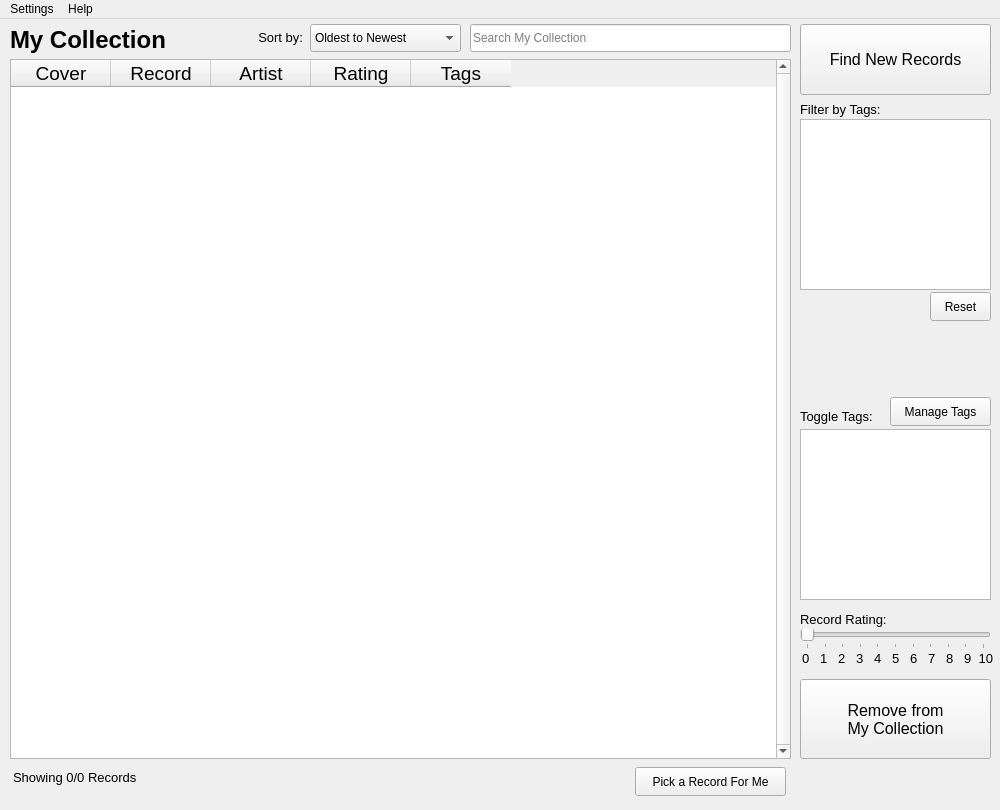
Before: the Qt Designer form My Record Collection Source/mainwindow.ui in Drag0nCodes/MyRecordCollection, drawn with Qt 5.
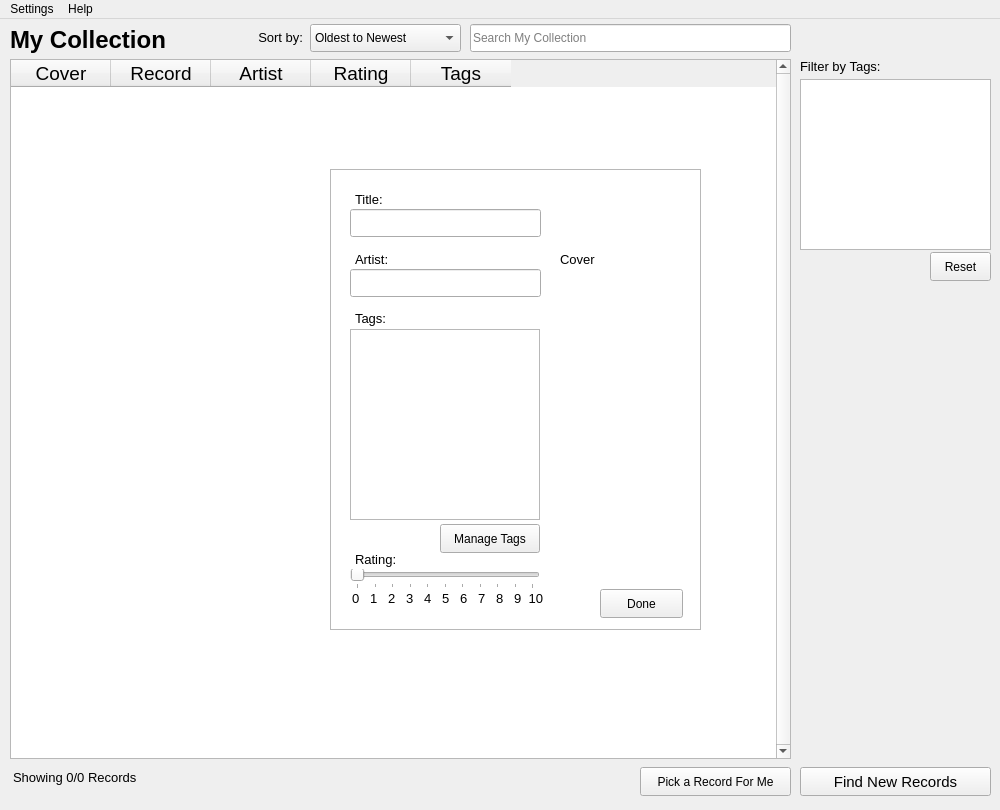
After: the same form once the commit is applied.

Commit message:
Front end: - Removed the remove record button and replaced it with a context menu when you right click on a record - Right click context menu also has an edit record button that will show a frame with the record's information, title, artist, and cover should soon be editable - Adjusted the colours of the theme for menus - Removing a record properly updates the tag count in "sort by tags:" menu
Backend:
- ListTag class property returns incremented and decremented value with incCount and decCount
- Renamed some things on ui
- Exit menu button closes app faster

Patch:
```diff
--- a/My Record Collection Source/mainwindow.ui
+++ b/My Record Collection Source/mainwindow.ui
@@ -145,97 +145,21 @@
       <property name="geometry">
        <rect>
         <x>800</x>
-        <y>15</y>
+        <y>758</y>
         <width>191</width>
-        <height>71</height>
+        <height>29</height>
        </rect>
       </property>
       <property name="font">
        <font>
         <family>Arial</family>
-        <pointsize>12</pointsize>
+        <pointsize>11</pointsize>
        </font>
       </property>
       <property name="text">
        <string>Find New Records</string>
       </property>
      </widget>
-     <widget class="QPushButton" name="myRecord_RemoveRecordButton">
-      <property name="geometry">
-       <rect>
-        <x>800</x>
-        <y>670</y>
-        <width>191</width>
-        <height>80</height>
-       </rect>
-      </property>
-      <property name="font">
-       <font>
-        <family>Arial</family>
-        <pointsize>12</pointsize>
-       </font>
-      </property>
-      <property name="text">
-       <string>Remove from
-My Collection</string>
-      </property>
-     </widget>
-     <widget class="QSlider" name="myRecord_RatingSlider">
-      <property name="geometry">
-       <rect>
-        <x>800</x>
-        <y>620</y>
-        <width>191</width>
-        <height>20</height>
-       </rect>
-      </property>
-      <property name="mouseTracking">
-       <bool>false</bool>
-      </property>
-      <property name="acceptDrops">
-       <bool>false</bool>
-      </property>
-      <property name="maximum">
-       <number>10</number>
-      </property>
-      <property name="singleStep">
-       <number>1</number>
-      </property>
-      <property name="pageStep">
-       <number>1</number>
-      </property>
-      <property name="orientation">
-       <enum>Qt::Horizontal</enum>
-      </property>
-      <property name="invertedAppearance">
-       <bool>false</bool>
-      </property>
-      <property name="invertedControls">
-       <bool>false</bool>
-      </property>
-      <property name="tickPosition">
-       <enum>QSlider::TicksBelow</enum>
-      </property>
-     </widget>
-     <widget class="QLabel" name="myRecord_RatingNumLabel1">
-      <property name="geometry">
-       <rect>
-        <x>802</x>
-        <y>640</y>
-        <width>120</width>
-        <height>19</height>
-       </rect>
-      </property>
-      <property name="font">
-       <font>
-        <family>Arial</family>
-        <pointsize>10</pointsize>
-       </font>
-      </property>
-      <property name="text">
-       <string>0   1   2   3   4</string>
-      </property>
-     </widget>
      <widget class="QLabel" name="myRecord_SortLabel">
       <property name="geometry">
        <rect>
@@ -332,65 +256,11 @@
        </property>
       </item>
      </widget>
-     <widget class="QLabel" name="myRecord_RatingLabel">
-      <property name="geometry">
-       <rect>
-        <x>800</x>
-        <y>600</y>
-        <width>121</width>
-        <height>20</height>
-       </rect>
-      </property>
-      <property name="font">
-       <font>
-        <family>Arial</family>
-        <pointsize>10</pointsize>
-       </font>
-      </property>
-      <property name="text">
-       <string>Record Rating:</string>
-      </property>
-     </widget>
-     <widget class="QListWidget" name="myRecord_EditTagsList">
-      <property name="geometry">
-       <rect>
-        <x>800</x>
-        <y>420</y>
-        <width>191</width>
-        <height>171</height>
-       </rect>
-      </property>
-      <property name="verticalScrollBarPolicy">
-       <enum>Qt::ScrollBarAsNeeded</enum>
-      </property>
-      <property name="horizontalScrollBarPolicy">
-       <enum>Qt::ScrollBarAsNeeded</enum>
-      </property>
-     </widget>
-     <widget class="QLabel" name="myRecord_EditTagsLabel">
-      <property name="geometry">
-       <rect>
-        <x>800</x>
-        <y>397</y>
-        <width>111</width>
-        <height>21</height>
-       </rect>
-      </property>
-      <property name="font">
-       <font>
-        <family>Arial</family>
-        <pointsize>10</pointsize>
-       </font>
-      </property>
-      <property name="text">
-       <string>Toggle Tags:</string>
-      </property>
-     </widget>
      <widget class="QListWidget" name="myRecord_FilterTagsList">
       <property name="geometry">
        <rect>
         <x>800</x>
-        <y>110</y>
+        <y>70</y>
         <width>191</width>
         <height>171</height>
        </rect>
@@ -403,7 +273,7 @@
       <property name="geometry">
        <rect>
         <x>800</x>
-        <y>90</y>
+        <y>47</y>
         <width>131</width>
         <height>21</height>
        </rect>
@@ -418,44 +288,6 @@
        <string>Filter by Tags:</string>
       </property>
      </widget>
-     <widget class="QPushButton" name="myRecord_ManageTagButton">
-      <property name="geometry">
-       <rect>
-        <x>890</x>
-        <y>388</y>
-        <width>101</width>
-        <height>29</height>
-       </rect>
-      </property>
-      <property name="font">
-       <font>
-        <family>Arial</family>
-        <pointsize>9</pointsize>
-       </font>
-      </property>
-      <property name="text">
-       <string>Manage Tags</string>
-      </property>
-     </widget>
-     <widget class="QLabel" name="myRecord_RatingNumLabel2">
-      <property name="geometry">
-       <rect>
-        <x>892</x>
-        <y>640</y>
-        <width>120</width>
-        <height>19</height>
-       </rect>
-      </property>
-      <property name="font">
-       <font>
-        <family>Arial</family>
-        <pointsize>10</pointsize>
-       </font>
-      </property>
-      <property name="text">
-       <string>5   6   7   8   9  10</string>
-      </property>
-     </widget>
      <widget class="QLabel" name="myRecord_RecordCountLabel">
       <property name="geometry">
        <rect>
@@ -479,7 +311,7 @@
      <widget class="QPushButton" name="myRecord_PickForMe">
       <property name="geometry">
        <rect>
-        <x>635</x>
+        <x>640</x>
         <y>758</y>
         <width>151</width>
         <height>29</height>
@@ -518,7 +350,7 @@
       <property name="geometry">
        <rect>
         <x>930</x>
-        <y>283</y>
+        <y>243</y>
         <width>61</width>
         <height>29</height>
        </rect>
@@ -819,6 +651,273 @@
      </widget>
     </widget>
    </widget>
+   <widget class="QFrame" name="editFrameBlockerFrame">
+    <property name="geometry">
+     <rect>
+      <x>0</x>
+      <y>0</y>
+      <width>1000</width>
+      <height>800</height>
+     </rect>
+    </property>
+    <widget class="QFrame" name="editRecordFrame">
+     <property name="enabled">
+      <bool>true</bool>
+     </property>
+     <property name="geometry">
+      <rect>
+       <x>330</x>
+       <y>150</y>
+       <width>371</width>
+       <height>461</height>
+      </rect>
+     </property>
+     <property name="frameShape">
+      <enum>QFrame::StyledPanel</enum>
+     </property>
+     <property name="frameShadow">
+      <enum>QFrame::Raised</enum>
+     </property>
+     <widget class="QSlider" name="editRecord_RatingSlider">
+      <property name="geometry">
+       <rect>
+        <x>20</x>
+        <y>400</y>
+        <width>190</width>
+        <height>20</height>
+       </rect>
+      </property>
+      <property name="mouseTracking">
+       <bool>false</bool>
+      </property>
+      <property name="acceptDrops">
+       <bool>false</bool>
+      </property>
+      <property name="maximum">
+       <number>10</number>
+      </property>
+      <property name="singleStep">
+       <number>1</number>
+      </property>
+      <property name="pageStep">
+       <number>1</number>
+      </property>
+      <property name="orientation">
+       <enum>Qt::Horizontal</enum>
+      </property>
+      <property name="invertedAppearance">
+       <bool>false</bool>
+      </property>
+      <property name="invertedControls">
+       <bool>false</bool>
+      </property>
+      <property name="tickPosition">
+       <enum>QSlider::TicksBelow</enum>
+      </property>
+     </widget>
+     <widget class="QListWidget" name="editRecord_EditTagsList">
+      <property name="geometry">
+       <rect>
+        <x>20</x>
+        <y>160</y>
+        <width>190</width>
+        <height>191</height>
+       </rect>
+      </property>
+      <property name="verticalScrollBarPolicy">
+       <enum>Qt::ScrollBarAsNeeded</enum>
+      </property>
+      <property name="horizontalScrollBarPolicy">
+       <enum>Qt::ScrollBarAsNeeded</enum>
+      </property>
+     </widget>
+     <widget class="QLabel" name="editRecord_TagsLabel">
+      <property name="geometry">
+       <rect>
+        <x>25</x>
+        <y>139</y>
+        <width>110</width>
+        <height>20</height>
+       </rect>
+      </property>
+      <property name="font">
+       <font>
+        <family>Arial</family>
+        <pointsize>10</pointsize>
+       </font>
+      </property>
+      <property name="text">
+       <string>Tags:</string>
+      </property>
+     </widget>
+     <widget class="QLabel" name="editRecord_RatingLabel">
+      <property name="geometry">
+       <rect>
+        <x>25</x>
+        <y>380</y>
+        <width>120</width>
+        <height>20</height>
+       </rect>
+      </property>
+      <property name="font">
+       <font>
+        <family>Arial</family>
+        <pointsize>10</pointsize>
+       </font>
+      </property>
+      <property name="text">
+       <string>Rating:</string>
+      </property>
+     </widget>
+     <widget class="QLabel" name="editRecord_RatingNumLabel2">
+      <property name="geometry">
+       <rect>
+        <x>112</x>
+        <y>420</y>
+        <width>119</width>
+        <height>19</height>
+       </rect>
+      </property>
+      <property name="font">
+       <font>
+        <family>Arial</family>
+        <pointsize>10</pointsize>
+       </font>
+      </property>
+      <property name="text">
+       <string>5   6   7   8   9  10</string>
+      </property>
+     </widget>
+     <widget class="QLabel" name="editRecord_RatingNumLabel1">
+      <property name="geometry">
+       <rect>
+        <x>22</x>
+        <y>420</y>
+        <width>119</width>
+        <height>19</height>
+       </rect>
+      </property>
+      <property name="font">
+       <font>
+        <family>Arial</family>
+        <pointsize>10</pointsize>
+       </font>
+      </property>
+      <property name="text">
+       <string>0   1   2   3   4</string>
+      </property>
+     </widget>
+     <widget class="QPushButton" name="editRecord_ManageTagButton">
+      <property name="geometry">
+       <rect>
+        <x>110</x>
+        <y>355</y>
+        <width>100</width>
+        <height>29</height>
+       </rect>
+      </property>
+      <property name="font">
+       <font>
+        <family>Arial</family>
+        <pointsize>9</pointsize>
+       </font>
+      </property>
+      <property name="text">
+       <string>Manage Tags</string>
+      </property>
+     </widget>
+     <widget class="QLineEdit" name="editRecord_TitleEdit">
+      <property name="geometry">
+       <rect>
+        <x>20</x>
+        <y>40</y>
+        <width>191</width>
+        <height>28</height>
+       </rect>
+      </property>
+     </widget>
+     <widget class="QLineEdit" name="editRecord_ArtistEdit">
+      <property name="geometry">
+       <rect>
+        <x>20</x>
+        <y>100</y>
+        <width>191</width>
+        <height>28</height>
+       </rect>
+      </property>
+     </widget>
+     <widget class="QLabel" name="editRecord_TitleLabel">
+      <property name="geometry">
+       <rect>
+        <x>25</x>
+        <y>20</y>
+        <width>120</width>
+        <height>20</height>
+       </rect>
+      </property>
+      <property name="font">
+       <font>
+        <family>Arial</family>
+        <pointsize>10</pointsize>
+       </font>
+      </property>
+      <property name="text">
+       <string>Title:</string>
+      </property>
+     </widget>
+     <widget class="QPushButton" name="editRecord_DoneButton">
+      <property name="geometry">
+       <rect>
+        <x>270</x>
+        <y>420</y>
+        <width>83</width>
+        <height>29</height>
+       </rect>
+      </property>
+      <property name="text">
+       <string>Done</string>
+      </property>
+     </widget>
+     <widget class="QLabel" name="editRecord_CoverLabel">
+      <property name="geometry">
+       <rect>
+        <x>230</x>
+        <y>30</y>
+        <width>120</width>
+        <height>120</height>
+       </rect>
+      </property>
+      <property name="font">
+       <font>
+        <family>Arial</family>
+        <pointsize>10</pointsize>
+       </font>
+      </property>
+      <property name="text">
+       <string>Cover</string>
+      </property>
+     </widget>
+     <widget class="QLabel" name="editRecord_ArtistLabel">
+      <property name="geometry">
+       <rect>
+        <x>25</x>
+        <y>80</y>
+        <width>120</width>
+        <height>20</height>
+       </rect>
+      </property>
+      <property name="font">
+       <font>
+        <family>Arial</family>
+        <pointsize>10</pointsize>
+       </font>
+      </property>
+      <property name="text">
+       <string>Artist:</string>
+      </property>
+     </widget>
+    </widget>
+   </widget>
   </widget>
   <widget class="QMenuBar" name="menubar">
    <property name="geometry">
```
Left out of the diff: 30 changed lines with no effect on the pictures. The commit also changes 5 other files.
